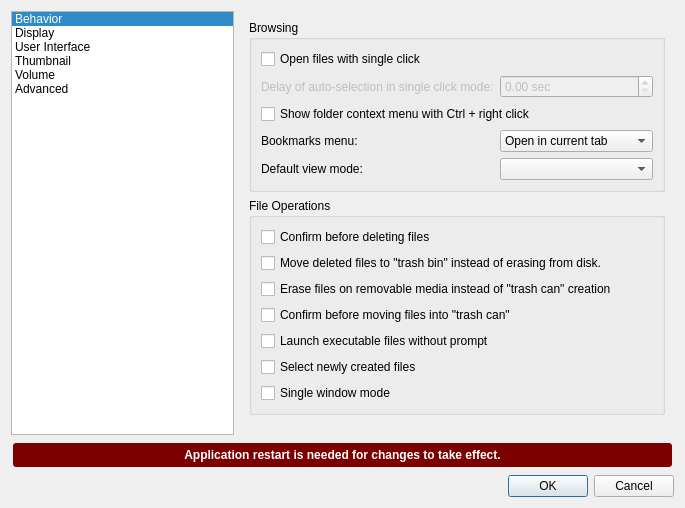
The window that pcmanfm/preferences.ui (lxqt/pcmanfm-qt) describes before a commit, drawn with Qt 5.
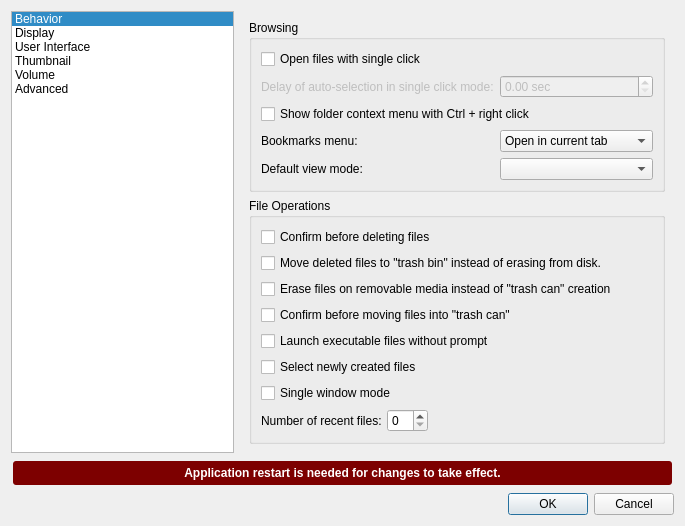
The same window after the commit.

Commit message: Added "Recent Files" to File menu (#1485)

Diff of the .ui file:
```diff
--- a/pcmanfm/preferences.ui
+++ b/pcmanfm/preferences.ui
@@ -233,6 +233,43 @@
               </property>
              </widget>
             </item>
+            <item>
+             <layout class="QHBoxLayout" name="horizontalLayout_3">
+              <property name="spacing">
+               <number>5</number>
+              </property>
+              <item>
+               <widget class="QLabel" name="label_18">
+                <property name="text">
+                 <string>Number of recent files:</string>
+                </property>
+               </widget>
+              </item>
+              <item>
+               <widget class="QSpinBox" name="recentFilesSpinBox">
+                <property name="maximum">
+                 <number>50</number>
+                </property>
+               </widget>
+              </item>
+              <item>
+               <spacer name="horizontalSpacer_2">
+                <property name="orientation">
+                 <enum>Qt::Horizontal</enum>
+                </property>
+                <property name="sizeType">
+                 <enum>QSizePolicy::MinimumExpanding</enum>
+                </property>
+                <property name="sizeHint" stdset="0">
+                 <size>
+                  <width>1</width>
+                  <height>1</height>
+                 </size>
+                </property>
+               </spacer>
+              </item>
+             </layout>
+            </item>
            </layout>
           </widget>
          </item>
```
The commit also changes 8 other files.
